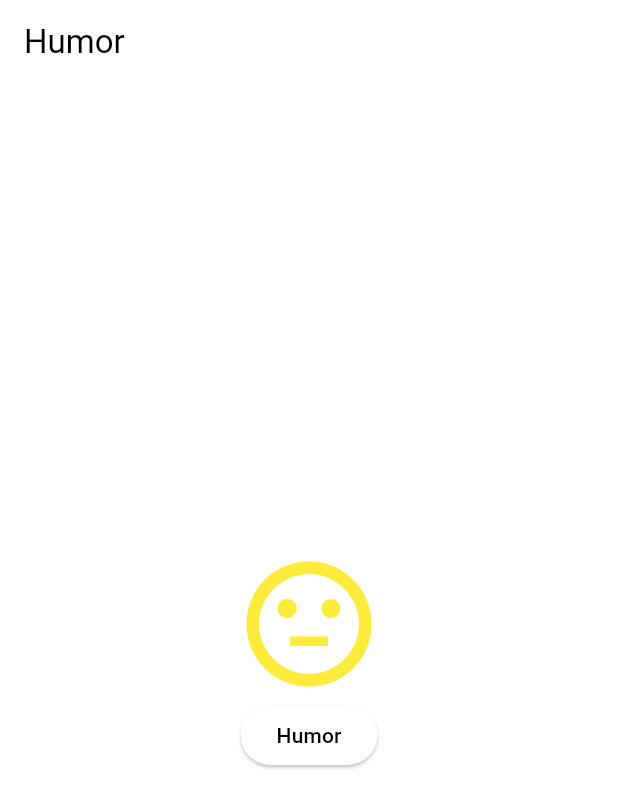
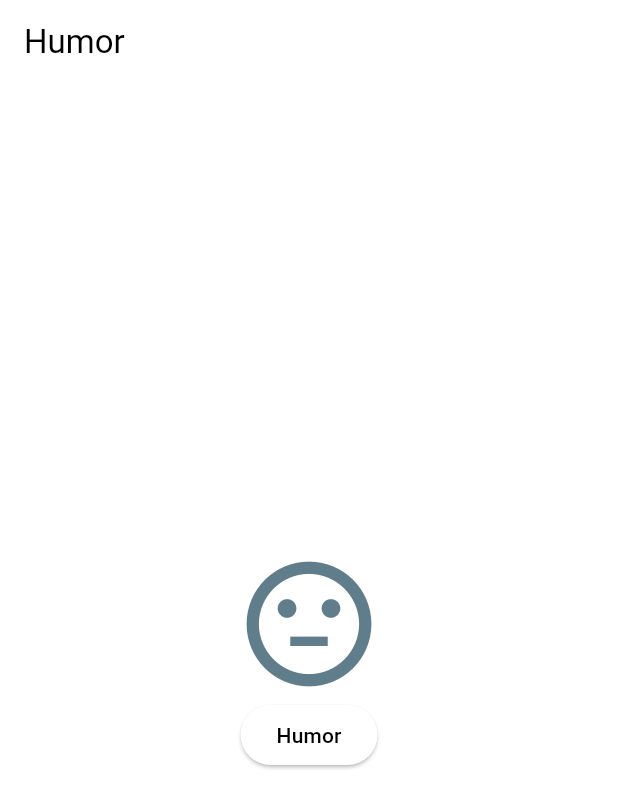
Before and after one commit to jggoncalez/pdm-2026, a Flutter app: the screen it shows after launch, after a tap on "Humor", on a phone screen of 412 x 824 dp. Shown: the top 808 px of the screen. Run offline on Flutter 3.47's test engine with Material 3 defaults, Android fonts, the phone set to English and light mode, and no system bars.

Commit message:
feat: color change to each reaction

```diff
--- a/botao_de_humor/lib/main.dart
+++ b/botao_de_humor/lib/main.dart
@@ -43,7 +43,11 @@ class _HumorAppState extends State<HumorApp> {
                 _ => Icons.sentiment_dissatisfied_sharp,
               },
               size: 100,
-              color: Colors.yellow,
+              color: switch(index){
+                0 => Colors.yellow,
+                1 => Colors.blueGrey,
+                _ => Colors.red
+              },
             ),
 
             ElevatedButton(
```
